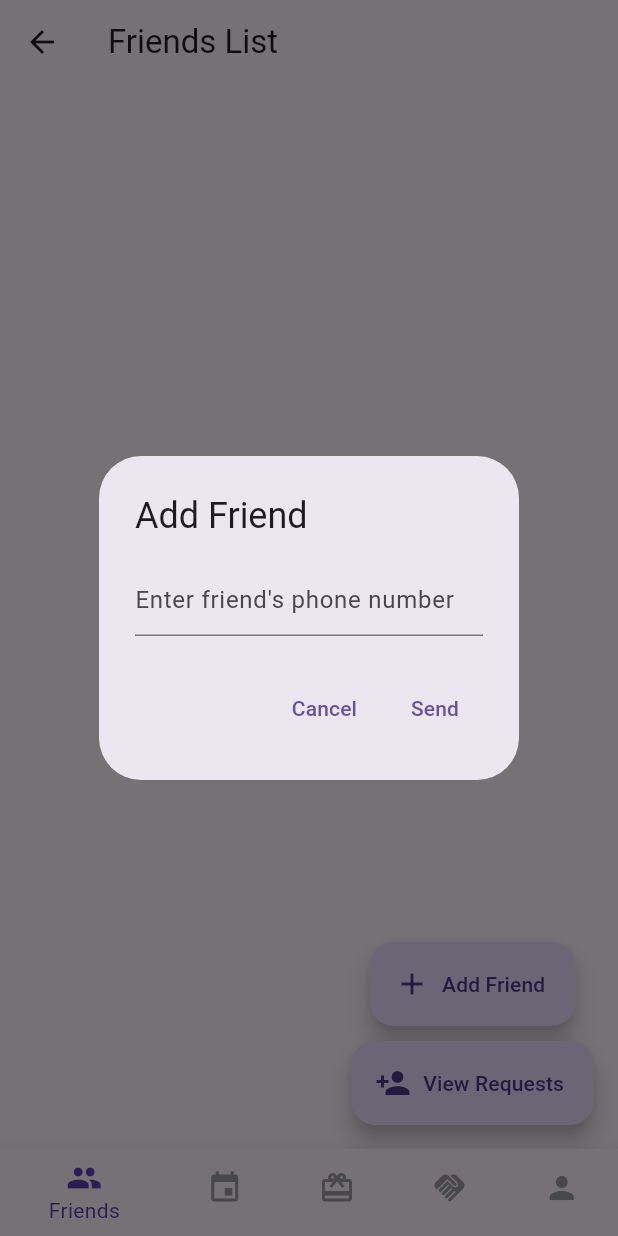
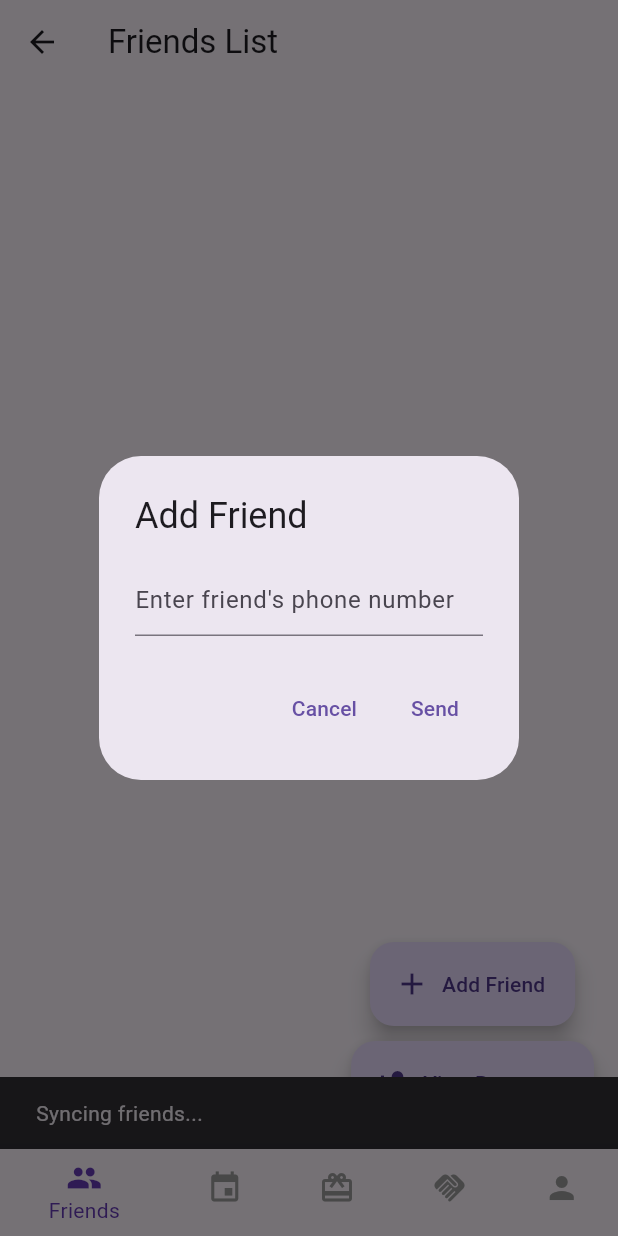
Before and after one commit to kikoorange8/hedieaty_kevin_sherif_20p9405, a Flutter app: the HomeScreen screen opened by its route, after a tap on "Add Friend", on a phone screen of 412 x 824 dp. Run offline on Flutter 3.47's test engine with Material 3 defaults, Android fonts, the phone set to English and light mode, and no system bars; our stand-ins replace firebase_auth, firebase_core, firebase_database, image_picker, shared_preferences, sqflite; accounts and stored records are empty; network calls fail.

```diff
--- a/lib/repositories/gift_repository.dart
+++ b/lib/repositories/gift_repository.dart
@@ -1,5 +1,6 @@
 import '../database/database_helper.dart';
 import '../models/gift_model.dart';
+import 'package:firebase_database/firebase_database.dart';
 
 class GiftRepository {
   final DatabaseHelper _dbHelper = DatabaseHelper.instance;
--- a/lib/screens/home_screen.dart
+++ b/lib/screens/home_screen.dart
@@ -3,7 +3,10 @@ import 'profile_page.dart';
 import 'event_list_page.dart';
 import 'gift_list_page.dart';
 import 'pledged_gift_page.dart';
-import 'friends_list_page.dart';
+import 'package:hedieaty_kevin_sherif_20p9405/screens/friends_list_page.dart';
+
+// Updating friends table
+import '../services/fetching_friends_service.dart';
 
 class HomeScreen extends StatefulWidget {
   final String currentUserId;
@@ -16,6 +19,29 @@ class HomeScreen extends StatefulWidget {
 
 class _HomeScreenState extends State<HomeScreen> {
   int _currentIndex = 0;
+  final FetchingFriendsService _fetchingFriendsService = FetchingFriendsService();
+
+  Future<void> _fetchFriends() async {
+    try {
+      // Display a loading indicator while syncing
+      ScaffoldMessenger.of(context).showSnackBar(
+        const SnackBar(content: Text("Syncing friends...")),
+      );
+
+      // Fetch and sync friends
+      await _fetchingFriendsService.fetchAndSyncFriends();
+
+      // Show a success message after sync
+      ScaffoldMessenger.of(context).showSnackBar(
+        const SnackBar(content: Text("Friends synced successfully!")),
+      );
+    } catch (e) {
+      // Show an error message if something goes wrong
+      ScaffoldMessenger.of(context).showSnackBar(
+        SnackBar(content: Text("Error syncing friends: $e")),
+      );
+    }
+  }
 
   @override
   Widget build(BuildContext context) {
@@ -24,17 +50,22 @@ class _HomeScreenState extends State<HomeScreen> {
       EventListPage(currentUserId: widget.currentUserId),
       GiftListPage(userId: widget.currentUserId, isCurrentUser: true),
       PledgedGiftPage(currentUserId: widget.currentUserId),
-      const ProfilePage(), // Remove userId parameter
+      const ProfilePage(),
     ];
 
     return Scaffold(
       body: _pages[_currentIndex],
       bottomNavigationBar: BottomNavigationBar(
         currentIndex: _currentIndex,
-        onTap: (index) {
+        onTap: (index) async {
           setState(() {
             _currentIndex = index;
           });
+
+          if (index == 0) {
+            // Fetch friends when Friends tab is selected
+            await _fetchFriends();
+          }
         },
         selectedItemColor: Colors.deepPurple,
         unselectedItemColor: Colors.grey,
--- /dev/null
+++ b/lib/services/fetching_friends_service.dart
@@ -0,0 +1,102 @@
+import 'package:firebase_auth/firebase_auth.dart';
+import 'package:firebase_database/firebase_database.dart';
+import '../repositories/friend_repositroy.dart';
+import '../repositories/user_repository.dart';
+import '../models/friend_model.dart';
+import '../models/user_model.dart';
+
+class FetchingFriendsService {
+  final FirebaseAuth _auth = FirebaseAuth.instance; // FirebaseAuth instance
+  final DatabaseReference _dbRef = FirebaseDatabase.instance.ref(); // Firebase root reference
+  final FriendRepository _friendRepository = FriendRepository(); // Friend repository
+  final UserRepository _userRepository = UserRepository(); // User repository
+
+  Future<void> fetchAndSyncFriends() async {
+    try {
+      final currentUserId = _auth.currentUser?.uid;
+      if (currentUserId == null || currentUserId.isEmpty) {
+        print("Error: No logged-in user ID found.");
+        return;
+      }
+
+      print("Starting fetchAndSyncFriends for user ID: $currentUserId");
+
+      // Fetch friends data from Firebase
+      final friendsSnapshot = await _dbRef.child("users/$currentUserId/friends").get();
+
+      if (!friendsSnapshot.exists || friendsSnapshot.value == null) {
+        print("No friends found for user $currentUserId.");
+        return;
+      }
+
+      final friendsData = friendsSnapshot.value as Map<dynamic, dynamic>;
+      print("Friends data for $currentUserId: $friendsData");
+
+      for (String friendId in friendsData.keys) {
+        print("Processing friend ID: $friendId");
+
+        // Check if friend already exists in SQLite
+        final existingFriend = await _friendRepository.fetchFriend(currentUserId, friendId);
+        if (existingFriend == null) {
+          // Add new friend to SQLite
+          await _friendRepository.addFriend(
+            Friend(userId: currentUserId, friendId: friendId),
+          );
+          print("Friend $friendId synced to SQLite.");
+        } else {
+          print("Friend $friendId already exists in SQLite.");
+        }
+      }
+
+      print("Friends database synchronization completed.");
+      // Fetch and save friends' user data
+      await getFriendsData(currentUserId);
+    } catch (e) {
+      print("Error during fetchAndSyncFriends: $e");
+    }
+  }
+
+
+
+  //  getFriendsData save to sql users
+  Future<void> getFriendsData(String currentUserId) async {
+    try {
+      print("Starting getFriendsData for user ID: $currentUserId");
+
+      // Step 1: Query the friends table in SQLite to get all friend IDs
+      final friends = await _friendRepository.fetchFriends(currentUserId);
+      if (friends.isEmpty) {
+        print("No friends found in SQLite for user: $currentUserId");
+        return;
+      }
+
+      print("Friends found in SQLite: ${friends.map((f) => f.friendId).toList()}");
+
+      // Step 2: For each friend ID, fetch user data from Firebase
+      for (var friend in friends) {
+        final userSnapshot = await _dbRef.child("users").child(friend.friendId).get();
+
+        if (userSnapshot.exists) {
+          final userData = Map<String, dynamic>.from(userSnapshot.value as Map);
+
+          // Step 3: Insert or update the user data into the users table
+          await _userRepository.addOrUpdateUser(
+            userId: friend.friendId,
+            name: userData['name'] ?? 'Unknown',
+            email: userData['email'] ?? 'Unknown',
+            phoneNumber: userData['phoneNumber'] ?? 'Unknown',
+            preferences: userData['preferences'] ?? '',
+          );
+          print("User data for ${friend.friendId} added/updated in SQLite.");
+        } else {
+          print("No user data found in Firebase for friend ID: ${friend.friendId}");
+        }
+      }
+
+      print("Friends' user data successfully updated in the users table.");
+    } catch (e) {
+      print("Error during getFriendsData: $e");
+    }
+  }
+
+}
```
Also changed, not shown: lib/models/event_model.dart (+16 -12 lines), lib/repositories/event_repository.dart (+42 -2 lines), lib/repositories/user_repository.dart (+57 -0 lines), lib/screens/event_list_page.dart (+72 -13 lines), lib/services/login_service.dart (+38 -0 lines), lib/services/signup_service.dart (+13 -7 lines).
